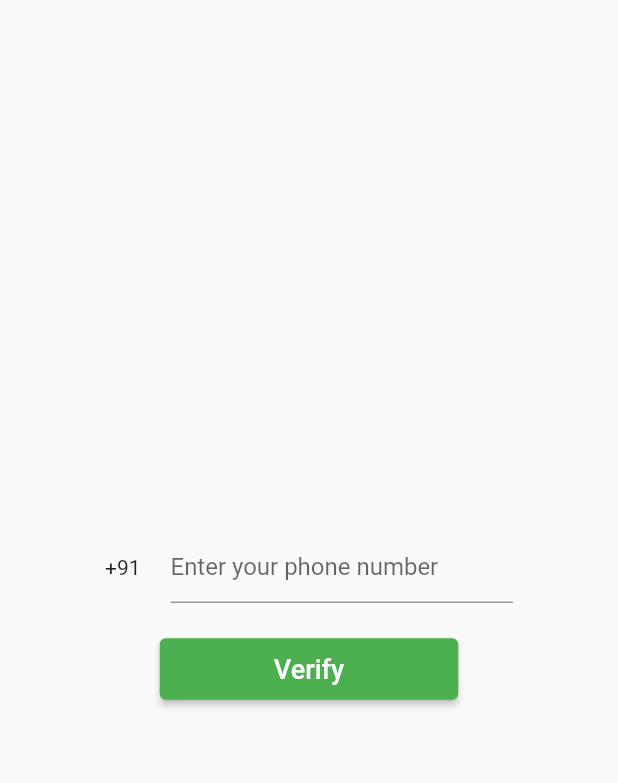
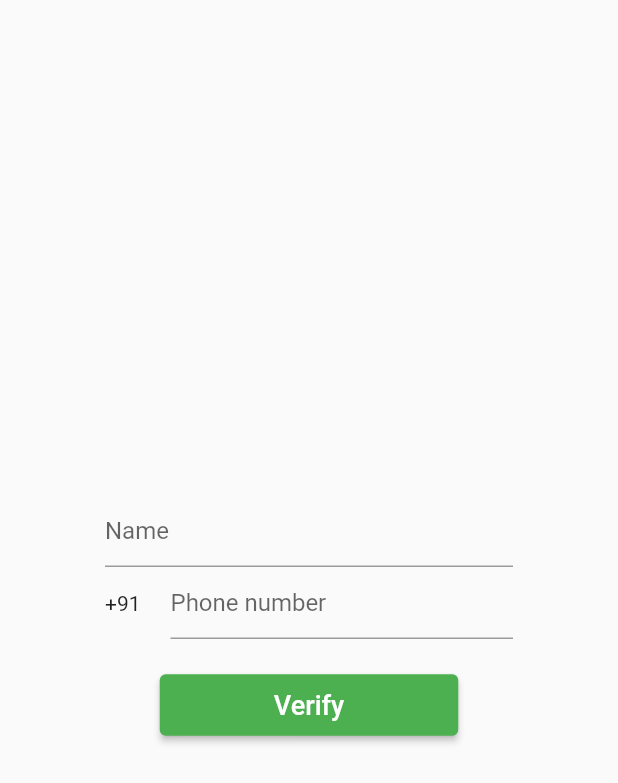
Before and after one commit to simranss/nilesh_project, a Flutter app: the screen it shows after launch, after a tap on "Verify", on a phone screen of 412 x 824 dp. Shown: the top 783 px of the screen. Run offline on Flutter 3.47's test engine with Material 2 defaults, Android fonts, the phone set to English and light mode, and no system bars; our stand-ins replace cloud_firestore, firebase_auth, firebase_core; accounts and stored records are empty.

Commit message:
Creates a database for the User after logging in

```diff
--- a/lib/login.dart
+++ b/lib/login.dart
@@ -1,5 +1,7 @@
 import 'package:firebase_auth/firebase_auth.dart';
+
 import 'package:flutter/material.dart';
+
 import 'package:nilesh_project/main.dart';
 
 class Login extends StatefulWidget {
@@ -12,6 +14,7 @@ class _LoginState extends State<Login> {
   final auth = FirebaseAuth.instance;
 
   String _phone;
+  String _name;
   bool _codeSent = false;
   String _code;
   String verificationId;
@@ -25,6 +28,16 @@ class _LoginState extends State<Login> {
           mainAxisAlignment: MainAxisAlignment.center,
           crossAxisAlignment: CrossAxisAlignment.center,
           children: [
+            TextField(
+              enabled: (!_codeSent),
+              keyboardType: TextInputType.name,
+              decoration: InputDecoration(hintText: 'Name'),
+              onChanged: (value) {
+                setState(() {
+                  this._name = value;
+                });
+              },
+            ),
             Row(
               children: [
                 Text('+91'),
@@ -33,7 +46,7 @@ class _LoginState extends State<Login> {
                   child: TextField(
                     enabled: (!_codeSent),
                     keyboardType: TextInputType.phone,
-                    decoration: InputDecoration(hintText: 'Enter your phone number'),
+                    decoration: InputDecoration(hintText: 'Phone number'),
                     onChanged: (value) {
                       setState(() {
                         this._phone = value;
@@ -61,7 +74,7 @@ class _LoginState extends State<Login> {
               ),
               onPressed: () {
                 if (!_codeSent) {
-                  if (_phone.trim().length == 10) {
+                  if ((_phone.trim().length == 10) && (_name.trim().isNotEmpty)) {
                     showDialog(
                       context: context,
                       builder: (context) {
@@ -78,7 +91,7 @@ class _LoginState extends State<Login> {
                               child: Text('Yes, continue', style: TextStyle(color: Colors.green),),
                               onPressed: () {
                                 print('\ncontinue pressed\n');
-                                _registerUser('+91' + _phone.trim(), context);
+                                _registerUser(_name.trim(), '+91' + _phone.trim(), context);
                                 Navigator.pop(context);
                               },
                             )
@@ -86,12 +99,14 @@ class _LoginState extends State<Login> {
                         );
                       }
                     );
-                  } else {
+                  } else if(!(_phone.trim().length == 10)){
                     MyHomePage().showError('Please enter a valid phone number', context);
+                  } else if(!(_name.trim().isNotEmpty)) {
+                    MyHomePage().showError('Please enter a name', context);
                   }
                 } else {
                   if(_code.trim().length == 6) {
-                    MyHomePage().signInWithOTP(_code, verificationId, context);
+                    MyHomePage().signInWithOTP(_code, verificationId, context, _name.trim());
                   } else {
                     MyHomePage().showError('Invalid OTP', context);
                   }
@@ -104,14 +119,14 @@ class _LoginState extends State<Login> {
     );
   }
 
-  Future<void> _registerUser(String mobile, BuildContext context) async {
+  Future<void> _registerUser(String name, String mobile, BuildContext context) async {
     await auth.verifyPhoneNumber(
       phoneNumber: mobile,
 
       timeout: const Duration(seconds: 30),
 
       verificationCompleted: (PhoneAuthCredential credential) {
-        MyHomePage().signIn(credential, context);
+        MyHomePage().signIn(credential, context, name);
       },
 
       verificationFailed: (FirebaseAuthException e) {
--- a/lib/main screen.dart
+++ b/lib/main screen.dart
@@ -33,7 +33,7 @@ class _MainScreenState extends State<MainScreen> {
           padding: EdgeInsets.zero,
           children: <Widget>[
             UserAccountsDrawerHeader(
-              accountName: null,
+              accountName: Text(auth.currentUser.displayName),
               accountEmail: Text(auth.currentUser.phoneNumber),
               decoration: BoxDecoration(color: Colors.green),
             ),
--- a/lib/main.dart
+++ b/lib/main.dart
@@ -1,5 +1,6 @@
 import 'package:firebase_core/firebase_core.dart';
 import 'package:firebase_auth/firebase_auth.dart';
+import 'package:cloud_firestore/cloud_firestore.dart';
 
 import 'package:flutter/material.dart';
 
@@ -30,6 +31,7 @@ class MyApp extends StatelessWidget {
 class MyHomePage {
 
   final auth = FirebaseAuth.instance;
+  final users = FirebaseFirestore.instance.collection('users');
 
   handleAuth() {
     return StreamBuilder(
@@ -50,16 +52,29 @@ class MyHomePage {
   }
 
   //SignIn
-  signIn(AuthCredential authCreds, BuildContext context) {
+  signIn(AuthCredential authCreds, BuildContext context, String name) {
+    print("Logging in");
     FirebaseAuth.instance.signInWithCredential(authCreds).catchError((e) {
       showError(e.toString(), context);
+    }).then((result) {
+      print("Logged in");
+      users.doc(result.user.phoneNumber).get().then((documentSnapshot) {
+            if(!documentSnapshot.exists) {
+              result.user.updateProfile(displayName: name);
+              users.doc(result.user.phoneNumber).set({
+                "name" : name,
+                "number" : result.user.phoneNumber,
+              });
+            }
+      });
     });
   }
 
-  signInWithOTP(smsCode, verId, context) {
+  signInWithOTP(smsCode, verId, context, name) {
+    print("Logging in with OTP");
     AuthCredential authCreds = PhoneAuthProvider.credential(
         verificationId: verId, smsCode: smsCode);
-    signIn(authCreds, context);
+    signIn(authCreds, context, name);
   }
 
   showError (String errorMessage, BuildContext context) {
```
